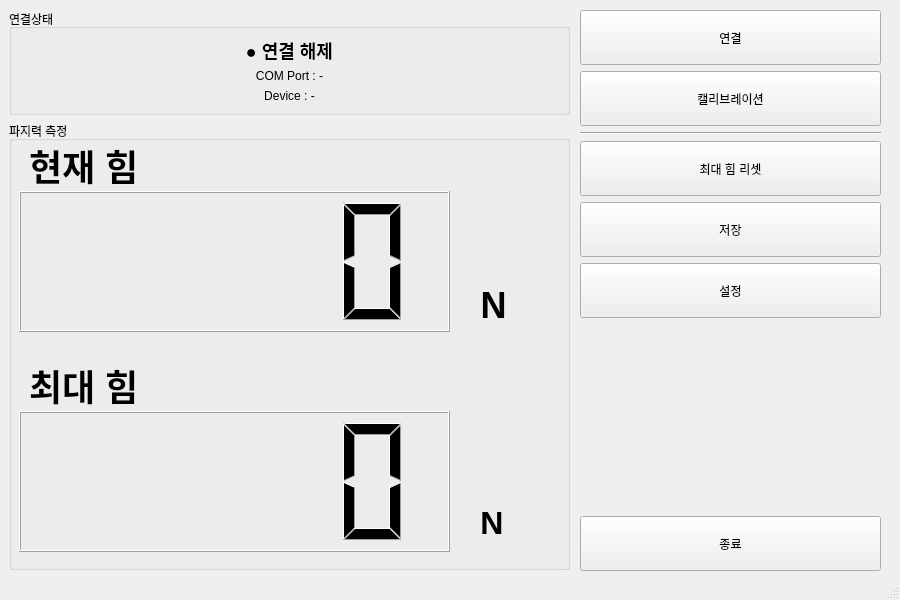
Above: pc_app/windows/main/measurement.ui from byeonatt/CoREP24_Team5 before the change. Below: the same form after it.
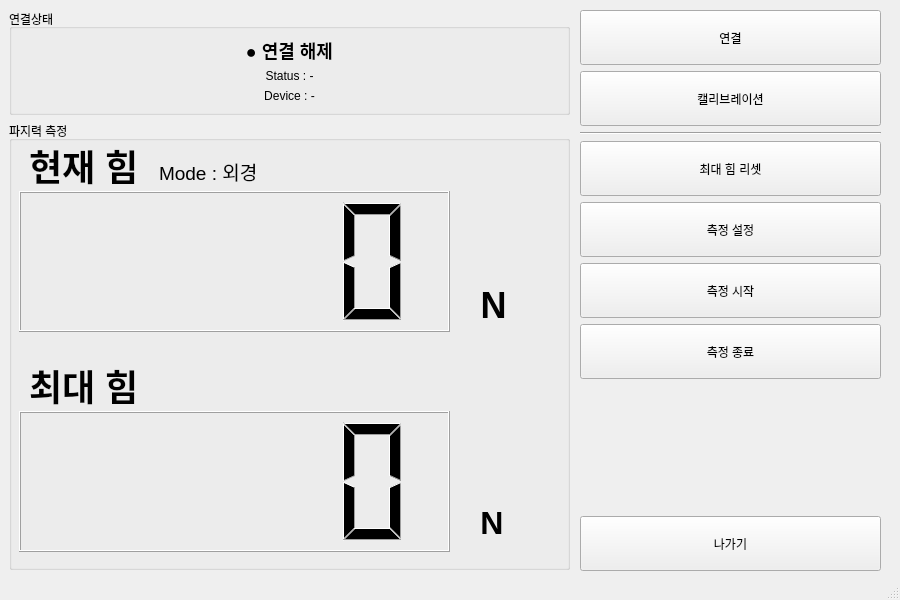
That is the form after the change.

Diff of the .ui file:
```diff
--- a/pc_app/windows/main/measurement.ui
+++ b/pc_app/windows/main/measurement.ui
@@ -2,6 +2,14 @@
 <ui version="4.0">
  <class>MainWindow</class>
  <widget class="QMainWindow" name="MainWindow">
+  <property name="geometry">
+   <rect>
+    <x>0</x>
+    <y>0</y>
+    <width>900</width>
+    <height>600</height>
+   </rect>
+  </property>
   <property name="minimumSize">
    <size>
     <width>900</width>
@@ -53,7 +61,7 @@
         <item>
          <widget class="QLabel" name="lblCom">
           <property name="text">
-           <string>COM Port : -</string>
+           <string>Status : -</string>
           </property>
           <property name="alignment">
            <set>Qt::AlignmentFlag::AlignCenter</set>
@@ -180,6 +188,27 @@
          <string>최대 힘</string>
         </property>
        </widget>
+       <widget class="QLabel" name="lblMode">
+        <property name="geometry">
+         <rect>
+          <x>150</x>
+          <y>40</y>
+          <width>191</width>
+          <height>21</height>
+         </rect>
+        </property>
+        <property name="font">
+         <font>
+          <pointsize>14</pointsize>
+         </font>
+        </property>
+        <property name="text">
+         <string>Mode : 외경</string>
+        </property>
+        <property name="alignment">
+         <set>Qt::AlignmentFlag::AlignLeading|Qt::AlignmentFlag::AlignLeft|Qt::AlignmentFlag::AlignVCenter</set>
+        </property>
+       </widget>
       </widget>
      </item>
     </layout>
@@ -240,19 +269,6 @@
        </property>
       </widget>
      </item>
-     <item>
-      <widget class="QPushButton" name="btnSave">
-       <property name="minimumSize">
-        <size>
-         <width>0</width>
-         <height>55</height>
-        </size>
-       </property>
-       <property name="text">
-        <string>저장</string>
-       </property>
-      </widget>
-     </item>
      <item>
       <widget class="QPushButton" name="btnSetting">
        <property name="minimumSize">
@@ -262,7 +278,33 @@
         </size>
        </property>
        <property name="text">
-        <string>설정</string>
+        <string>측정 설정</string>
+       </property>
+      </widget>
+     </item>
+     <item>
+      <widget class="QPushButton" name="btnStart">
+       <property name="minimumSize">
+        <size>
+         <width>0</width>
+         <height>55</height>
+        </size>
+       </property>
+       <property name="text">
+        <string>측정 시작</string>
+       </property>
+      </widget>
+     </item>
+     <item>
+      <widget class="QPushButton" name="btnStop">
+       <property name="minimumSize">
+        <size>
+         <width>0</width>
+         <height>55</height>
+        </size>
+       </property>
+       <property name="text">
+        <string>측정 종료</string>
        </property>
       </widget>
      </item>
@@ -288,7 +330,7 @@
         </size>
        </property>
        <property name="text">
-        <string>종료</string>
+        <string>나가기</string>
        </property>
       </widget>
      </item>
```
Left out of the diff: 2 changed lines with no effect on the pictures.
